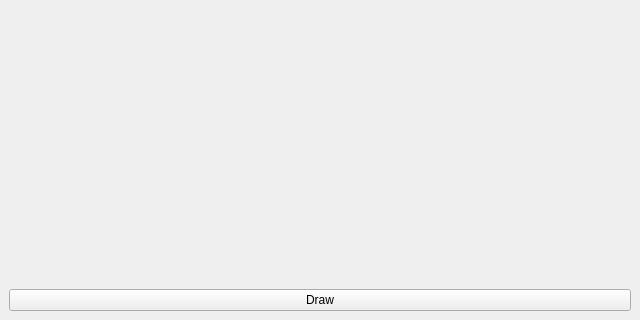
Before: the Qt Designer form UI.ui in Ytenochek/Second_task, drawn with Qt 5; both pictures show x 0 to 640 and y 160 to 480 of the 640 by 480 pixel window.
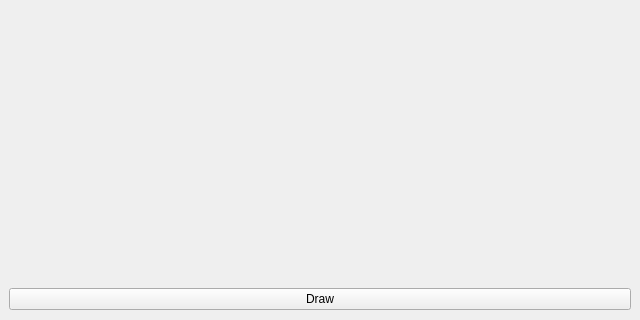
After: the same form once the commit is applied.

```diff
--- a/UI.ui
+++ b/UI.ui
@@ -10,6 +10,18 @@
     <height>480</height>
    </rect>
   </property>
+  <property name="minimumSize">
+   <size>
+    <width>640</width>
+    <height>480</height>
+   </size>
+  </property>
+  <property name="maximumSize">
+   <size>
+    <width>640</width>
+    <height>480</height>
+   </size>
+  </property>
   <property name="windowTitle">
    <string>MainWindow</string>
   </property>
@@ -17,6 +29,18 @@
    <layout class="QVBoxLayout" name="verticalLayout_2">
     <item>
      <widget class="QLabel" name="pic">
+      <property name="minimumSize">
+       <size>
+        <width>622</width>
+        <height>433</height>
+       </size>
+      </property>
+      <property name="maximumSize">
+       <size>
+        <width>622</width>
+        <height>433</height>
+       </size>
+      </property>
       <property name="text">
        <string/>
       </property>
```
